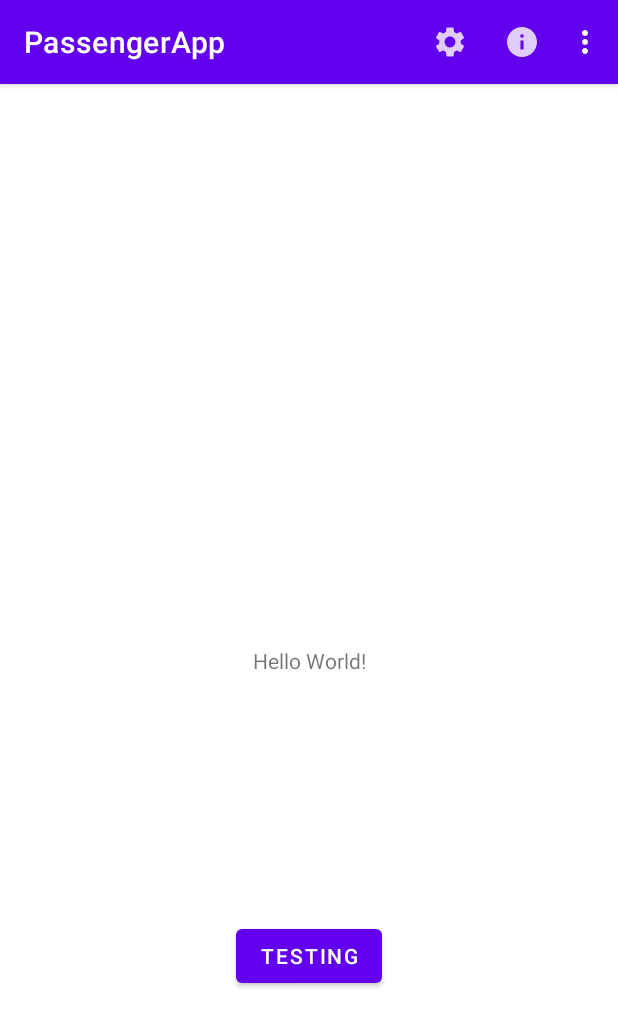
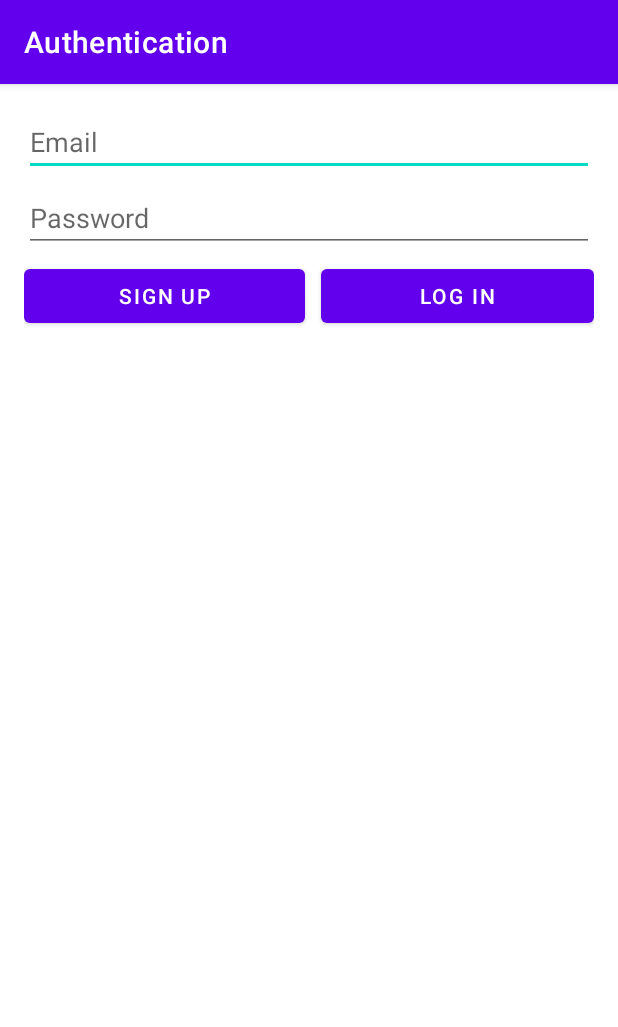
Before and after one commit to alexl0/tfg, an Android app: the screen it shows after launch (MainActivity before the commit, AuthActivity after it), on a phone screen of 412 x 824 dp. Shown: the top 1027 px of the screen. Run offline under Robolectric (Android 15) with nearby library versions, the phone set to English and light mode, and no system bars; our stand-ins replace Firebase (no records; nobody signed in at launch, a user with empty details on screens opened directly).

Commit message:
sign in, log in, log out implemented successfuly with firebase

```diff
--- a/PassengerApp/app/build.gradle
+++ b/PassengerApp/app/build.gradle
@@ -38,4 +38,5 @@ dependencies {
     androidTestImplementation 'androidx.test.espresso:espresso-core:3.3.0'
     implementation platform('com.google.firebase:firebase-bom:28.4.0')
     implementation 'com.google.firebase:firebase-analytics'
+    implementation 'com.google.firebase:firebase-auth'
 }
--- /dev/null
+++ b/PassengerApp/app/src/main/java/com/example/passengerapp/AuthActivity.java
@@ -0,0 +1,131 @@
+package com.example.passengerapp;
+
+import androidx.annotation.NonNull;
+import androidx.appcompat.app.AppCompatActivity;
+
+import android.content.Intent;
+import android.os.Bundle;
+import android.view.View;
+import android.widget.Button;
+import android.widget.EditText;
+import android.widget.Toast;
+
+import com.google.android.gms.tasks.OnCompleteListener;
+import com.google.android.gms.tasks.Task;
+import com.google.firebase.auth.AuthResult;
+import com.google.firebase.auth.FirebaseAuth;
+import com.google.firebase.auth.FirebaseUser;
+
+public class AuthActivity extends AppCompatActivity {
+
+    private FirebaseAuth mAuth;
+
+    Button signUpButton;
+    Button logInButton;
+    EditText emailEditText;
+    EditText passwordEditText;
+
+    @Override
+    protected void onCreate(Bundle savedInstanceState) {
+        super.onCreate(savedInstanceState);
+        setContentView(R.layout.activity_auth);
+
+        // Initialize Firebase Auth
+        mAuth = FirebaseAuth.getInstance();
+
+        signUpButton = findViewById(R.id.signUpButton);
+        logInButton = findViewById(R.id.logInButton);
+        emailEditText = findViewById(R.id.emailEditText);
+        passwordEditText = findViewById(R.id.passwordEditText);
+
+        setup();
+    }
+
+    @Override
+    public void onStart() {
+        super.onStart();
+        // Check if user is signed in (non-null) and update UI accordingly.
+        FirebaseUser currentUser = mAuth.getCurrentUser();
+        if(currentUser != null){
+            openMainActivity(currentUser, MainActivity.ProviderType.BASIC);
+        }
+    }
+
+    private void setup() {
+        setTitle(getString(R.string.authentication));
+
+        signUpButton.setOnClickListener(new View.OnClickListener() {
+            @Override
+            public void onClick(View v) {
+                String email = emailEditText.getText().toString();
+                String password = passwordEditText.getText().toString();
+                if(!email.isEmpty() && !password.isEmpty()){
+                    createAccount(email, password);
+                }
+            }
+        });
+
+        logInButton.setOnClickListener(new View.OnClickListener() {
+            @Override
+            public void onClick(View v) {
+                String email = emailEditText.getText().toString();
+                String password = passwordEditText.getText().toString();
+                if(!email.isEmpty() && !password.isEmpty()){
+                    signIn(email, password);
+                }
+            }
+        });
+    }
+
+    private void createAccount(String email, String password) {
+        mAuth.createUserWithEmailAndPassword(email, password)
+                .addOnCompleteListener(this, new OnCompleteListener<AuthResult>() {
+                    @Override
+                    public void onComplete(@NonNull Task<AuthResult> task) {
+                        if (task.isSuccessful()) {
+                            // Sign in success, update UI with the signed-in user's information
+                            //Log.d(TAG, "createUserWithEmail:success");
+                            FirebaseUser user = mAuth.getCurrentUser();
+                            openMainActivity(user, MainActivity.ProviderType.BASIC);
+                        } else {
+                            // If sign in fails, display a message to the user.
+                            //Log.w(TAG, "createUserWithEmail:failure", task.getException());
+                            Toast.makeText(AuthActivity.this, getString(R.string.authenticationFailed),
+                                    Toast.LENGTH_LONG).show();
+                        }
+                    }
+                });
+    }
+
+    private void signIn(String email, String password) {
+        mAuth.signInWithEmailAndPassword(email, password)
+                .addOnCompleteListener(this, new OnCompleteListener<AuthResult>() {
+                    @Override
+                    public void onComplete(@NonNull Task<AuthResult> task) {
+                        if (task.isSuccessful()) {
+                            // Sign in success, update UI with the signed-in user's information
+                            //Log.d(TAG, "signInWithEmail:success");
+                            FirebaseUser user = mAuth.getCurrentUser();
+                            openMainActivity(user, MainActivity.ProviderType.BASIC);
+                        } else {
+                            // If sign in fails, display a message to the user.
+                            //Log.w(TAG, "signInWithEmail:failure", task.getException());
+                            Toast.makeText(AuthActivity.this, "Authentication failed.",
+                                    Toast.LENGTH_LONG).show();
+                        }
+                    }
+                });
+    }
+
+    /**
+     * Changes the screen to the main screen of the app
+     * @param user the user
+     * @param provider for example, google, twitter, github, email and passwd, facebook, etc
+     */
+    private void openMainActivity(FirebaseUser user, MainActivity.ProviderType provider) {
+        Intent intent = new Intent(this, MainActivity.class)
+                .putExtra("user", user)
+                .putExtra("provider", provider);
+        startActivity(intent);
+    }
+}
--- /dev/null
+++ b/PassengerApp/app/src/main/res/layout/activity_auth.xml
@@ -0,0 +1,60 @@
+<?xml version="1.0" encoding="utf-8"?>
+<androidx.constraintlayout.widget.ConstraintLayout xmlns:android="http://schemas.android.com/apk/res/android"
+    xmlns:app="http://schemas.android.com/apk/res-auto"
+    xmlns:tools="http://schemas.android.com/tools"
+    android:layout_width="match_parent"
+    android:layout_height="match_parent"
+    tools:context=".AuthActivity">
+
+    <LinearLayout
+        android:layout_width="0dp"
+        android:layout_height="wrap_content"
+        android:layout_marginStart="16dp"
+        android:layout_marginTop="16dp"
+        android:layout_marginEnd="16dp"
+        android:orientation="vertical"
+        app:layout_constraintEnd_toEndOf="parent"
+        app:layout_constraintStart_toStartOf="parent"
+        app:layout_constraintTop_toTopOf="parent">
+
+        <EditText
+            android:id="@+id/emailEditText"
+            android:layout_width="match_parent"
+            android:layout_height="wrap_content"
+            android:ems="10"
+            android:hint="Email"
+            android:inputType="textEmailAddress"
+            android:layout_marginBottom="5dp"/>
+
+        <EditText
+            android:id="@+id/passwordEditText"
+            android:layout_width="match_parent"
+            android:layout_height="wrap_content"
+            android:ems="10"
+            android:hint="@string/password"
+            android:inputType="textPassword"
+            android:layout_marginBottom="5dp"/>
+
+        <LinearLayout
+            android:layout_width="match_parent"
+            android:layout_height="match_parent"
+            android:orientation="horizontal">
+
+            <Button
+                android:id="@+id/signUpButton"
+                android:layout_width="wrap_content"
+                android:layout_height="wrap_content"
+                android:layout_weight="1"
+                android:text="@string/signUp"
+                android:layout_marginRight="5dp"/>
+
+            <Button
+                android:id="@+id/logInButton"
+                android:layout_width="wrap_content"
+                android:layout_height="wrap_content"
+                android:layout_weight="1"
+                android:text="@string/logIn"
+                android:layout_marginLeft="5dp"/>
+        </LinearLayout>
+    </LinearLayout>
+</androidx.constraintlayout.widget.ConstraintLayout>
--- a/PassengerApp/app/src/main/res/layout/activity_main.xml
+++ b/PassengerApp/app/src/main/res/layout/activity_main.xml
@@ -8,10 +8,10 @@
     android:id="@+id/parent">
 
     <TextView
-        android:id="@+id/textView"
+        android:id="@+id/textViewWelcome"
         android:layout_width="wrap_content"
         android:layout_height="wrap_content"
-        android:text="Hello World!"
+        android:text="@string/welcome"
         app:layout_constraintBottom_toBottomOf="parent"
         app:layout_constraintLeft_toLeftOf="parent"
         app:layout_constraintRight_toRightOf="parent"
@@ -24,7 +24,7 @@
         app:layout_constraintBottom_toBottomOf="parent"
         app:layout_constraintEnd_toEndOf="parent"
         app:layout_constraintStart_toStartOf="parent"
-        app:layout_constraintTop_toBottomOf="@+id/textView"
+        app:layout_constraintTop_toBottomOf="@+id/textViewWelcome"
         android:id="@+id/btnTesting"/>
 
 </androidx.constraintlayout.widget.ConstraintLayout>
--- a/PassengerApp/app/src/main/res/values/strings.xml
+++ b/PassengerApp/app/src/main/res/values/strings.xml
@@ -4,4 +4,10 @@
     <string name="settings">Settings</string>
     <string name="about">About</string>
     <string name="logout">Log out</string>
+    <string name="password">Password</string>
+    <string name="signUp">Sign up</string>
+    <string name="logIn">Log in</string>
+    <string name="authentication">Authentication</string>
+    <string name="authenticationFailed">Authentication failed.</string>
+    <string name="welcome">Welcome</string>
 </resources>
```
Also changed, not shown: PassengerApp/app/src/main/AndroidManifest.xml (+9 -5 lines), PassengerApp/app/src/main/java/com/example/passengerapp/MainActivity.java (+47 -3 lines), 1 other file.
